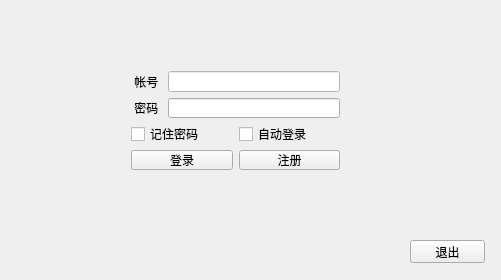
lwher/Library-System, file login.ui: the form before one commit.
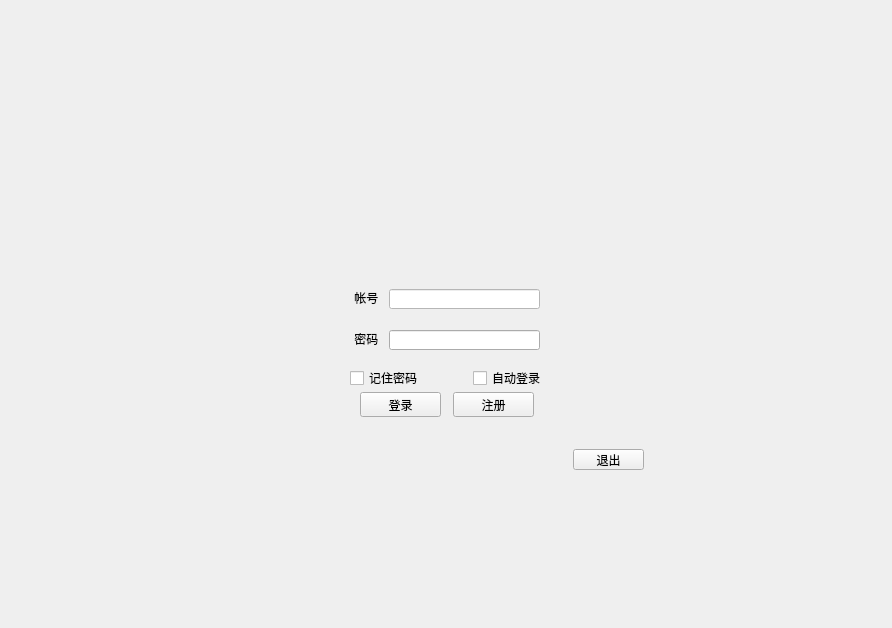
The form after the commit. Icons and pictures are not drawn.

What changed in the file:
```diff
--- a/login.ui
+++ b/login.ui
@@ -6,8 +6,8 @@
    <rect>
     <x>0</x>
     <y>0</y>
-    <width>501</width>
-    <height>280</height>
+    <width>892</width>
+    <height>628</height>
    </rect>
   </property>
   <property name="windowTitle">
@@ -17,30 +17,79 @@
    <string notr="true"/>
   </property>
   <widget class="QWidget" name="centralWidget">
-   <widget class="QWidget" name="gridLayoutWidget">
+   <widget class="QPushButton" name="exit_but">
     <property name="geometry">
      <rect>
-      <x>120</x>
-      <y>60</y>
-      <width>231</width>
-      <height>121</height>
+      <x>573</x>
+      <y>449</y>
+      <width>71</width>
+      <height>21</height>
      </rect>
     </property>
-    <layout class="QGridLayout" name="gridLayout">
-     <item row="1" column="1" colspan="2">
-      <layout class="QHBoxLayout" name="horizontalLayout_2">
-       <item>
-        <widget class="QLabel" name="label_2">
+    <property name="text">
+     <string>退出</string>
+    </property>
+   </widget>
+   <widget class="QFrame" name="frame">
+    <property name="geometry">
+     <rect>
+      <x>233</x>
+      <y>122</y>
+      <width>451</width>
+      <height>381</height>
+     </rect>
+    </property>
+    <property name="styleSheet">
+     <string notr="true">background-image: url(:/new/prefix1/picture/登录.png);</string>
+    </property>
+    <property name="frameShape">
+     <enum>QFrame::NoFrame</enum>
+    </property>
+    <property name="frameShadow">
+     <enum>QFrame::Sunken</enum>
+    </property>
+   </widget>
+   <widget class="QLineEdit" name="id_edit">
+    <property name="geometry">
+     <rect>
+      <x>389</x>
+      <y>289</y>
+      <width>151</width>
+      <height>20</height>
+     </rect>
+    </property>
+    <property name="styleSheet">
+     <string notr="true">background-color: rgb(255, 255, 255);</string>
+    </property>
+    <property name="text">
+     <string/>
+    </property>
+   </widget>
+   <widget class="QPushButton" name="log_but">
+    <property name="geometry">
+     <rect>
+      <x>360</x>
+      <y>392</y>
+      <width>81</width>
+      <height>25</height>
+     </rect>
+    </property>
          <property name="styleSheet">
           <string notr="true">font: 75 9pt &quot;微软雅黑&quot;;</string>
          </property>
          <property name="text">
-          <string> 密码 </string>
-         </property>
-        </widget>
-       </item>
-       <item>
+     <string>登录</string>
+    </property>
+   </widget>
         <widget class="QLineEdit" name="key_edit">
+    <property name="geometry">
+     <rect>
+      <x>389</x>
+      <y>330</y>
+      <width>151</width>
+      <height>20</height>
+     </rect>
+    </property>
          <property name="text">
           <string/>
          </property>
@@ -48,23 +97,31 @@
           <enum>QLineEdit::Password</enum>
          </property>
         </widget>
-       </item>
-      </layout>
-     </item>
-     <item row="3" column="1">
-      <widget class="QPushButton" name="log_but">
+   <widget class="QPushButton" name="reg_but">
+    <property name="geometry">
+     <rect>
+      <x>453</x>
+      <y>392</y>
+      <width>81</width>
+      <height>25</height>
+     </rect>
+    </property>
        <property name="styleSheet">
         <string notr="true">font: 75 9pt &quot;微软雅黑&quot;;</string>
        </property>
        <property name="text">
-        <string>登录</string>
-       </property>
-      </widget>
-     </item>
-     <item row="0" column="1" colspan="2">
-      <layout class="QHBoxLayout" name="horizontalLayout">
-       <item>
+     <string>注册</string>
+    </property>
+   </widget>
         <widget class="QLabel" name="label">
+    <property name="geometry">
+     <rect>
+      <x>351</x>
+      <y>289</y>
+      <width>32</width>
+      <height>17</height>
+     </rect>
+    </property>
          <property name="styleSheet">
           <string notr="true">font: 75 9pt &quot;微软雅黑&quot;;</string>
          </property>
@@ -72,56 +129,46 @@
           <string> 帐号 </string>
          </property>
         </widget>
-       </item>
-       <item>
-        <widget class="QLineEdit" name="id_edit">
-         <property name="styleSheet">
-          <string notr="true">background-color: rgb(255, 255, 255);</string>
-         </property>
-         <property name="text">
-          <string/>
-         </property>
-        </widget>
-       </item>
-      </layout>
-     </item>
-     <item row="2" column="1">
-      <widget class="QCheckBox" name="keep_password_check">
-       <property name="text">
-        <string>记住密码</string>
-       </property>
-      </widget>
-     </item>
-     <item row="2" column="2">
       <widget class="QCheckBox" name="auto_login_check">
+    <property name="geometry">
+     <rect>
+      <x>473</x>
+      <y>370</y>
+      <width>71</width>
+      <height>16</height>
+     </rect>
+    </property>
        <property name="text">
         <string>自动登录</string>
        </property>
       </widget>
-     </item>
-     <item row="3" column="2">
-      <widget class="QPushButton" name="reg_but">
+   <widget class="QLabel" name="label_2">
+    <property name="geometry">
+     <rect>
+      <x>351</x>
+      <y>330</y>
+      <width>32</width>
+      <height>17</height>
+     </rect>
+    </property>
        <property name="styleSheet">
         <string notr="true">font: 75 9pt &quot;微软雅黑&quot;;</string>
        </property>
        <property name="text">
-        <string>注册</string>
-       </property>
-      </widget>
-     </item>
-    </layout>
-   </widget>
-   <widget class="QPushButton" name="exit_but">
+     <string> 密码 </string>
+    </property>
+   </widget>
+   <widget class="QCheckBox" name="keep_password_check">
     <property name="geometry">
      <rect>
-      <x>410</x>
-      <y>240</y>
-      <width>75</width>
-      <height>23</height>
+      <x>350</x>
+      <y>370</y>
+      <width>71</width>
+      <height>16</height>
      </rect>
     </property>
     <property name="text">
-     <string>退出</string>
+     <string>记住密码</string>
     </property>
    </widget>
   </widget>
```
Left out of the diff: 13 changed lines with no effect on the pictures. Lines whose indentation alone changed are shown as unchanged.
